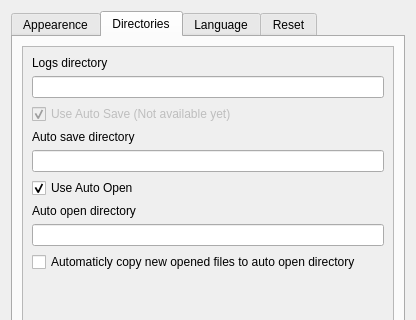
Old version of the form StudyGuide/ui/PreferenceWindow.ui in the repository JesseRobot01/PlanGuidePlanner; both pictures show x 0 to 416 and y 0 to 320 of the 416 by 482 pixel window.
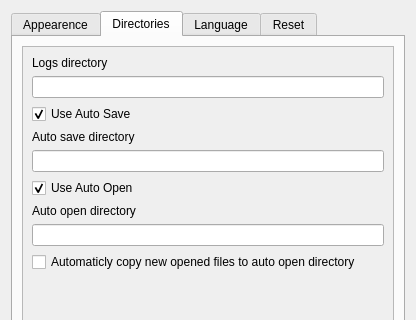
New version of the form. The open tabs and pages were chosen to show the change.

What changed in the file:
```diff
--- a/StudyGuide/ui/PreferenceWindow.ui
+++ b/StudyGuide/ui/PreferenceWindow.ui
@@ -143,10 +143,10 @@
                                             <item>
                                                 <widget class="QCheckBox" name="useAutoSaveCheck">
                                                     <property name="enabled">
-                                                        <bool>false</bool>
+              <bool>true</bool>
                                                     </property>
                                                     <property name="text">
-                                                        <string>Use Auto Save (Not available yet)</string>
+              <string>Use Auto Save</string>
                                                     </property>
                                                     <property name="checked">
                                                         <bool>true</bool>
```
Left out of the diff: 2 changed lines with no effect on the pictures. Lines whose indentation alone changed are shown as unchanged.
